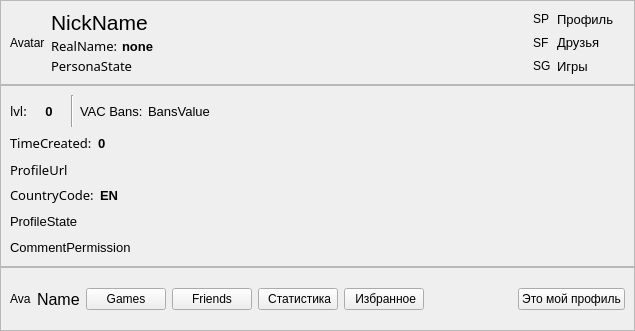
This is AraSteamManager/forms/main/formprofile.ui in Arankir/AraSteamManager as Qt 5 draws it before an edit. The edited form follows.
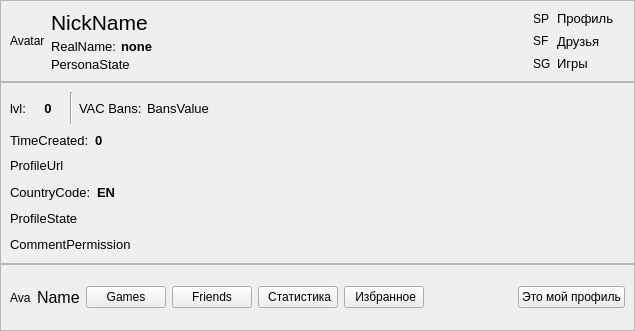
This is the edited form. Custom widgets are drawn as their Qt base class.

The edit to the form file:
```diff
--- a/AraSteamManager/forms/main/formprofile.ui
+++ b/AraSteamManager/forms/main/formprofile.ui
@@ -95,7 +95,6 @@
             </property>
             <property name="font">
              <font>
-              <family>Ebrima</family>
               <pointsize>10</pointsize>
              </font>
             </property>
@@ -145,7 +144,6 @@
             </property>
             <property name="font">
              <font>
-              <family>Ebrima</family>
               <pointsize>10</pointsize>
              </font>
             </property>
@@ -279,7 +277,6 @@
               </property>
               <property name="font">
                <font>
-                <family>Ebrima</family>
                 <pointsize>10</pointsize>
                </font>
               </property>
@@ -393,7 +390,6 @@
             </property>
             <property name="font">
              <font>
-              <family>Ebrima</family>
               <pointsize>10</pointsize>
              </font>
             </property>
@@ -443,7 +439,6 @@
             </property>
             <property name="font">
              <font>
-              <family>Ebrima</family>
               <pointsize>10</pointsize>
              </font>
             </property>
@@ -485,7 +480,6 @@
             </property>
             <property name="font">
              <font>
-              <family>Ebrima</family>
               <pointsize>10</pointsize>
              </font>
             </property>
```
Left out of the diff: 1 changed line with no effect on the pictures.
